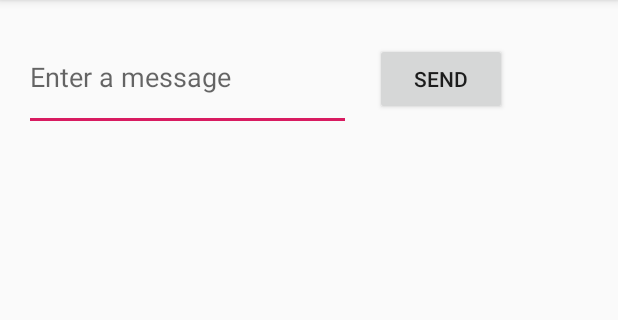
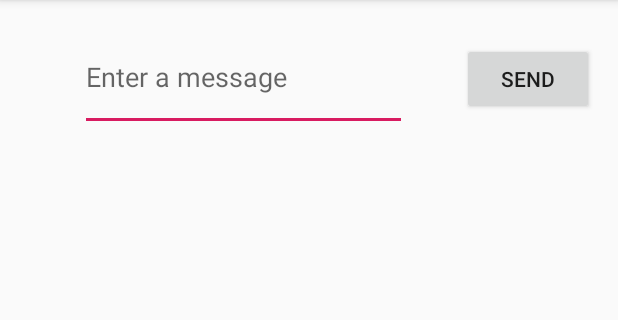
Before and after one commit to bnk5050/MyFirstApp, an Android app: the screen it shows after launch (MainActivity), on a phone screen of 412 x 824 dp, the part 84-404 px from its top. Run offline under Robolectric (Android 15) with nearby library versions, the phone set to English and light mode, and no system bars.

Commit message:
Update activity_main.xml
Making the text box flexible.

```diff
--- a/app/src/main/res/layout/activity_main.xml
+++ b/app/src/main/res/layout/activity_main.xml
@@ -16,16 +16,18 @@
         android:ems="10"
         android:hint="@string/edit_message"
         android:inputType="textPersonName"
+        app:layout_constraintEnd_toStartOf="@+id/button"
+        app:layout_constraintHorizontal_bias="0.5"
         app:layout_constraintStart_toStartOf="parent"
         app:layout_constraintTop_toTopOf="parent" />
 
     <Button
         android:id="@+id/button"
-        android:layout_width="wrap_content"
+        android:layout_width="88dp"
         android:layout_height="wrap_content"
-        android:layout_marginStart="16dp"
-        android:layout_marginLeft="16dp"
+        android:layout_marginEnd="16dp"
+        android:layout_marginRight="16dp"
         android:text="@string/button_send"
         app:layout_constraintBaseline_toBaselineOf="@+id/editText"
-        app:layout_constraintStart_toEndOf="@+id/editText" />
+        app:layout_constraintEnd_toEndOf="parent" />
 </android.support.constraint.ConstraintLayout>
```
